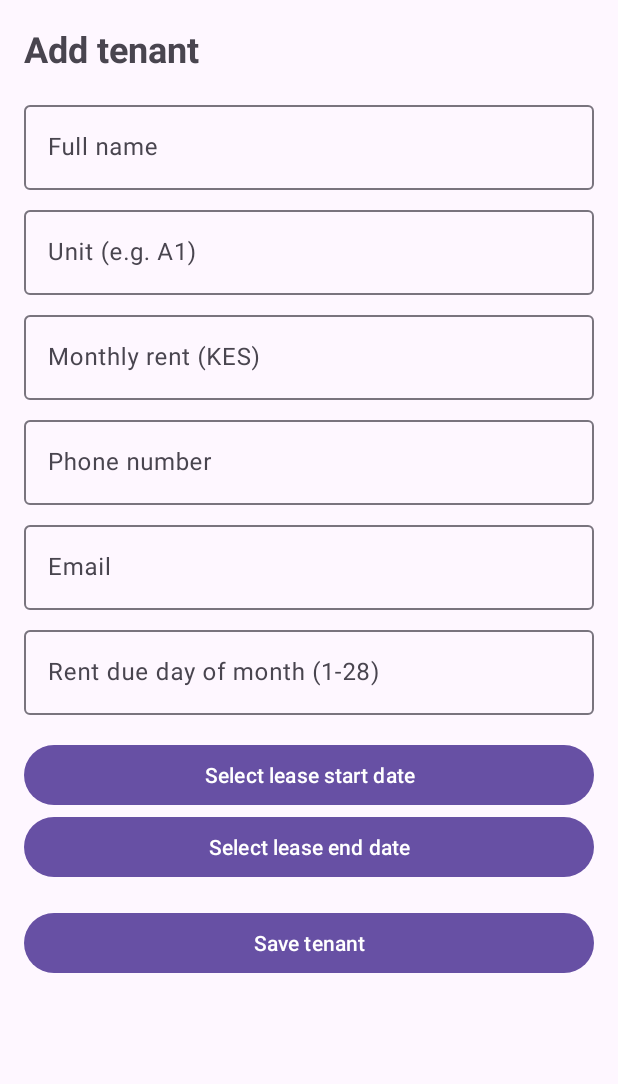
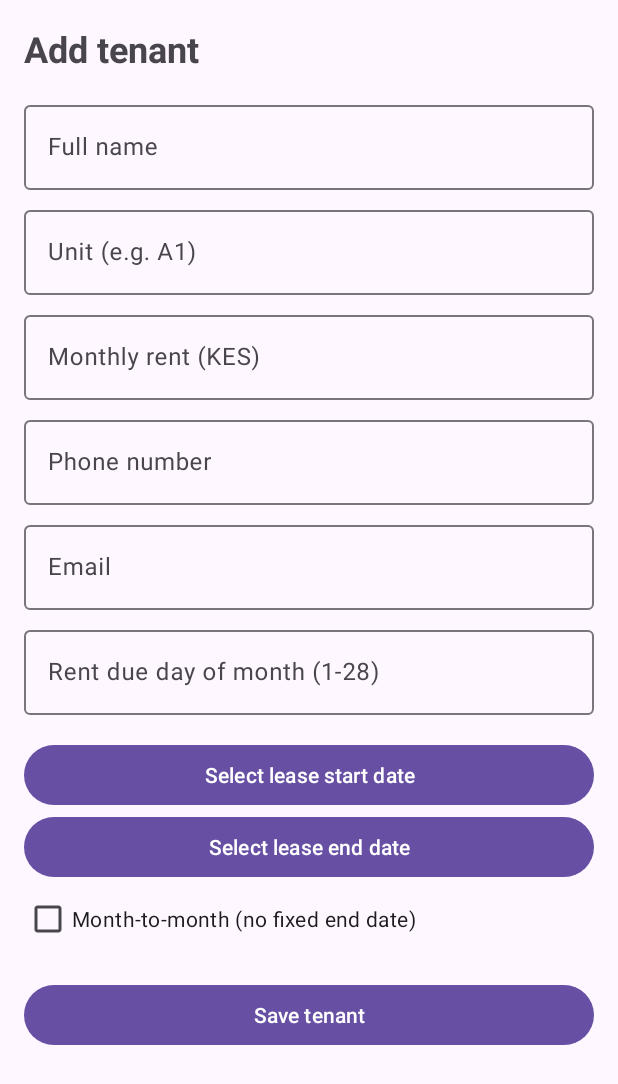
Before and after one commit to Salama-Shali/Real-Estate-and-Property-Management, an Android app: the AddTenantFragment screen opened through its navigation route, on a phone screen of 412 x 824 dp. Shown: the top 1084 px of the screen. Run offline under Robolectric (Android 15) with nearby library versions, the phone set to English and light mode, and no system bars; our stand-ins replace Room's generated code.

Commit message:
made lease end date optional for month-to-month tenancies

```diff
--- a/app/src/main/java/com/example/realestateandpropertymanagementsystem/data/Tenant.kt
+++ b/app/src/main/java/com/example/realestateandpropertymanagementsystem/data/Tenant.kt
@@ -17,6 +17,6 @@ data class Tenant(
     val email: String,
     val rentDueDay: Int,
     val leaseStartDate: Long,
-    val leaseEndDate: Long,
+    val leaseEndDate: Long?, // null = no fixed end date (month-to-month tenancy)
     val isActive: Boolean = true // false = tenant has moved out, but we keep their record and payment history
 )
--- a/app/src/main/java/com/example/realestateandpropertymanagementsystem/util/TenantValidator.kt
+++ b/app/src/main/java/com/example/realestateandpropertymanagementsystem/util/TenantValidator.kt
@@ -80,9 +80,11 @@ object TenantValidator {
     fun validateLeaseStart(start: Long?): Int? =
         if (start == null) R.string.error_lease_start_required else null
 
-    // End date must be picked and must come after the start date.
+    // End date is only required for FIXED-TERM leases. Month-to-month tenancies have none.
+    // hasFixedEnd = false means the box "Month-to-month" is ticked, so nothing to check.
     @StringRes
-    fun validateLeaseEnd(start: Long?, end: Long?): Int? = when {
+    fun validateLeaseEnd(start: Long?, end: Long?, hasFixedEnd: Boolean): Int? = when {
+        !hasFixedEnd -> null
         end == null -> R.string.error_lease_end_required
         start != null && end <= start -> R.string.error_lease_end_before_start
         else -> null
--- a/app/src/main/res/layout/fragment_add_tenant.xml
+++ b/app/src/main/res/layout/fragment_add_tenant.xml
@@ -109,6 +109,13 @@
             android:layout_height="wrap_content"
             android:text="@string/select_end_date" />
 
+        <!-- Ticked = month-to-month tenancy with no end date -->
+        <CheckBox
+            android:id="@+id/cbNoEndDate"
+            android:layout_width="wrap_content"
+            android:layout_height="wrap_content"
+            android:text="@string/no_end_date" />
+
         <TextView
             android:id="@+id/tvDateError"
             android:layout_width="wrap_content"
--- a/app/src/main/res/values/strings.xml
+++ b/app/src/main/res/values/strings.xml
@@ -55,7 +55,7 @@
     <string name="error_lease_start_required">Pick the lease start date</string>
     <string name="error_lease_end_required">Pick the lease end date</string>
     <string name="error_lease_end_before_start">Lease end must be after the start date</string>
-
+    <string name="no_end_date">Month-to-month (no fixed end date)</string>
 
 </resources>
 
```
Also changed, not shown: app/src/main/java/com/example/realestateandpropertymanagementsystem/ui/AddTenantFragment.kt (+21 -5 lines).
